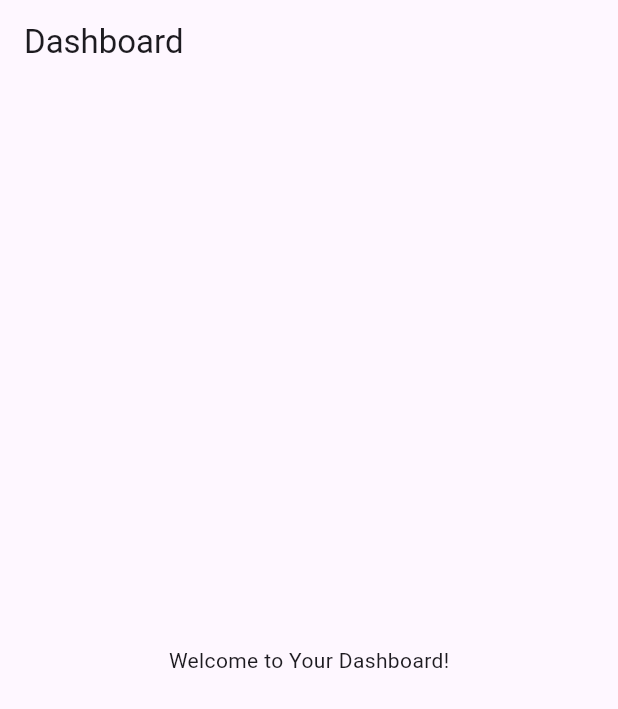
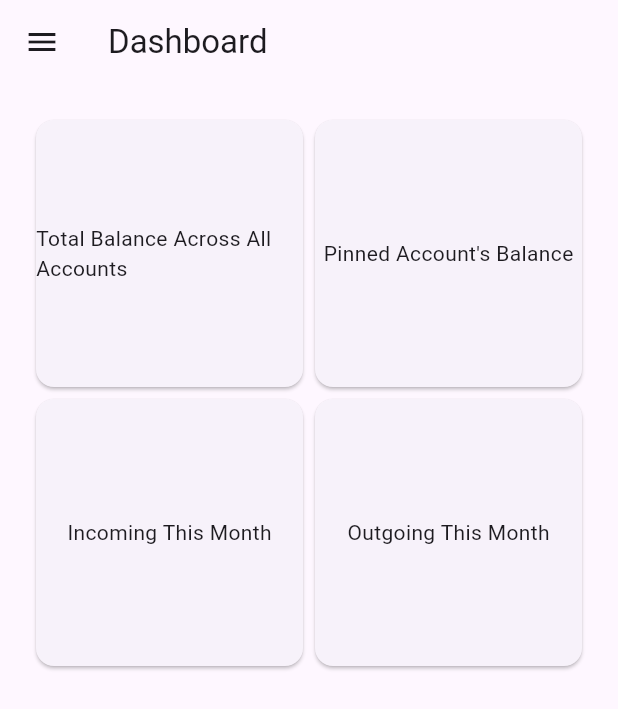
Before and after one commit to Devasy23/pwallet, a Flutter app: the DashboardPage screen opened directly, on a phone screen of 412 x 824 dp. Shown: the top 709 px of the screen. Run offline on Flutter 3.47's test engine with Material 3 defaults, Android fonts, the phone set to English and light mode, and no system bars; our stand-ins replace connectivity_plus.

Commit message:
Added multiple things: including: 1. Check connectinon, grid and hamburger to dashboard

```diff
--- a/lib/views/dashboard_page.dart
+++ b/lib/views/dashboard_page.dart
@@ -6,9 +6,51 @@ class DashboardPage extends StatelessWidget {
     return Scaffold(
       appBar: AppBar(
         title: Text("Dashboard"),
+        leading: IconButton(
+          icon: Icon(Icons.menu),
+          onPressed: () {
+            Scaffold.of(context).openDrawer();
+          },
+        ),
       ),
-      body: Center(
-        child: Text("Welcome to Your Dashboard!"),
+      drawer: Drawer(
+        child: ListView(
+          padding: EdgeInsets.zero,
+          children: <Widget>[
+            DrawerHeader(
+              child: Text('Menu', style: TextStyle(color: Colors.white, fontSize: 25)),
+              decoration: BoxDecoration(
+                color: Colors.blue,
+              ),
+            ),
+            ListTile(
+              leading: Icon(Icons.home),
+              title: Text('Home'),
+            ),
+            ListTile(
+              leading: Icon(Icons.settings),
+              title: Text('Settings'),
+            ),
+          ],
+        ),
+      ),
+      body: GridView.count(
+        padding: const EdgeInsets.all(20),
+        crossAxisCount: 2,
+        children: <Widget>[
+          Card(
+            child: Center(child: Text("Total Balance Across All Accounts")),
+          ),
+          Card(
+            child: Center(child: Text("Pinned Account's Balance")),
+          ),
+          Card(
+            child: Center(child: Text("Incoming This Month")),
+          ),
+          Card(
+            child: Center(child: Text("Outgoing This Month")),
+          ),
+        ],
       ),
     );
   }
--- a/pubspec.yaml
+++ b/pubspec.yaml
@@ -32,6 +32,7 @@ dependencies:
     sdk: flutter
 
   http: ^1.2.1
+  connectivity_plus: ^2.3.5
 
 
 
```
Also changed, not shown: lib/services/api_service.dart (+27 -2 lines), pubspec.lock, 3 other files.
